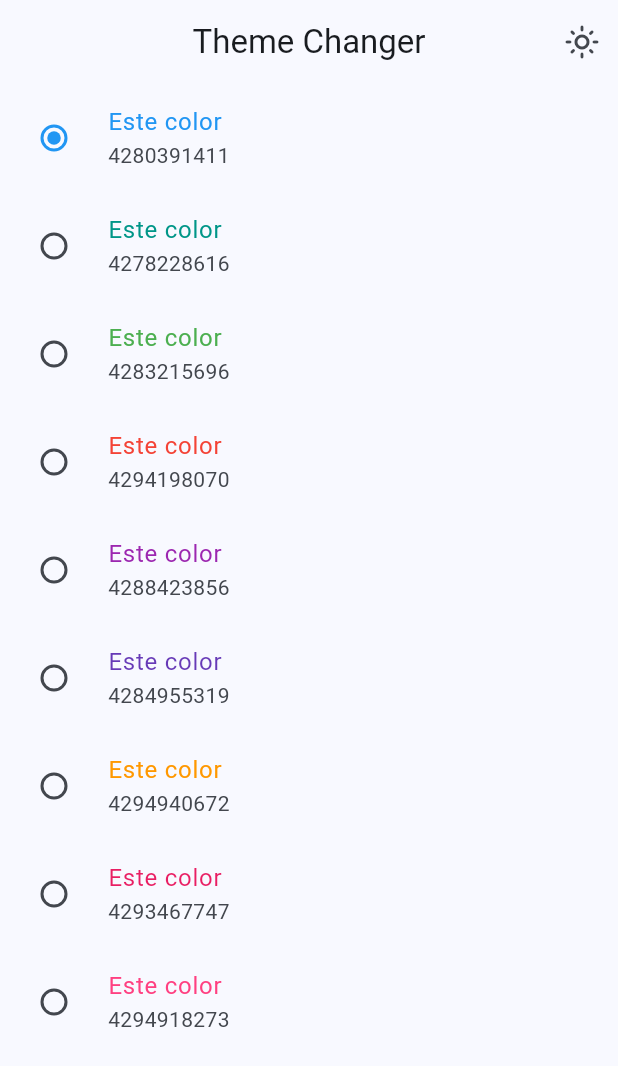
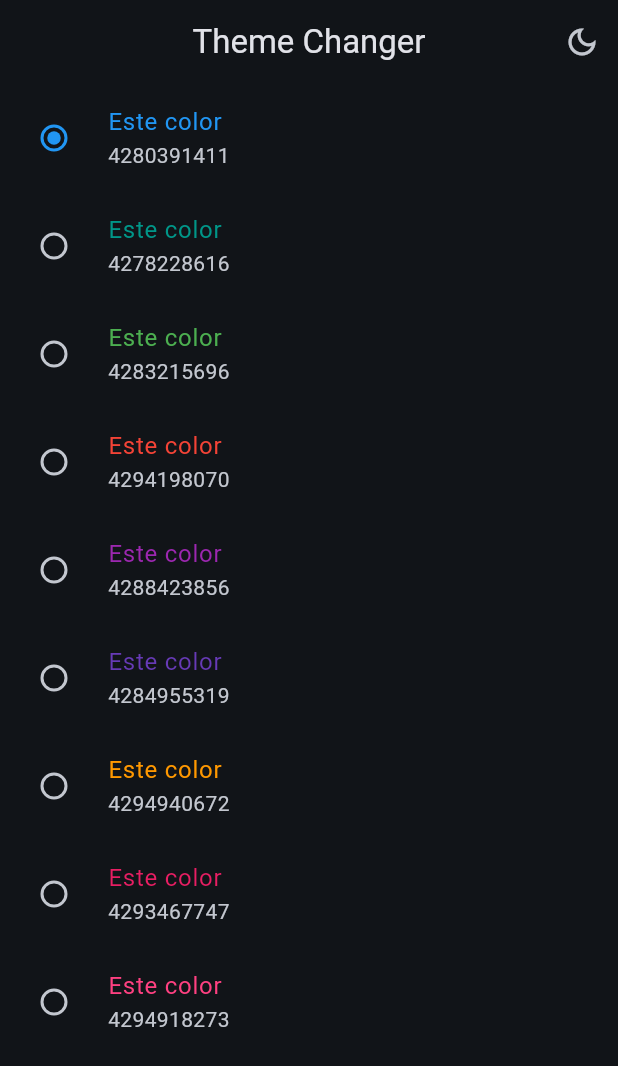
Before and after one commit to LuisHernandez1611681/widgets_app, a Flutter app: the ThemeChangerScreen screen opened by its route, after a tap on the "light mode" icon, on a phone screen of 412 x 824 dp. Shown: the top 1066 px of the screen. Run offline on Flutter 3.47's test engine with Material 3 defaults, Android fonts, the phone set to English and light mode, and no system bars; our stand-ins replace animate_do, flutter_riverpod, go_router.

Commit message:
Se agrego el darkmode y el cambio del tema con riverpod

```diff
--- a/lib/config/theme/app_theme.dart
+++ b/lib/config/theme/app_theme.dart
@@ -15,9 +15,11 @@ const colorList = <Color> [
 
 class AppTheme {
   final int selectedColor;
+  final bool isDarkMode;
 
   AppTheme({
-    this.selectedColor = 0
+    this.selectedColor = 0,
+    this.isDarkMode = false
   }): assert(
         selectedColor >= 0,
         'Selected color must be greater then 0'
@@ -29,6 +31,7 @@ class AppTheme {
 
   ThemeData getTheme() => ThemeData(
     useMaterial3: true,
+    brightness: isDarkMode ? Brightness.dark : Brightness.light,
     colorSchemeSeed: colorList[selectedColor],
     appBarTheme: const AppBarTheme(
       centerTitle: true
--- a/lib/main.dart
+++ b/lib/main.dart
@@ -2,6 +2,7 @@ import 'package:flutter/material.dart';
 import 'package:flutter_riverpod/flutter_riverpod.dart';
 import 'package:widgets_app/config/router/app_router.dart';
 import 'package:widgets_app/config/theme/app_theme.dart';
+import 'package:widgets_app/presentation/providers/theme_provider.dart';
 
 void main() {
   runApp(
@@ -10,16 +11,22 @@ void main() {
   );
 }
 
-class MainApp extends StatelessWidget {
+class MainApp extends ConsumerWidget {
   const MainApp({super.key});
 
   @override
-  Widget build(BuildContext context) {
+  Widget build(BuildContext context, WidgetRef ref) {
+    final selectedColor = ref.watch(selectedColorProvider);
+    final bool isDarkMode = ref.watch(isDarkModeProvider);
+
     return MaterialApp.router(
       title: 'Flutter Widgets',
       routerConfig: appRouter,
       debugShowCheckedModeBanner: false,
-      theme: AppTheme(selectedColor: 0).getTheme(),
+      theme: AppTheme(
+        selectedColor: selectedColor,
+        isDarkMode: isDarkMode
+      ).getTheme(),
     );
   }
 }
--- a/lib/presentation/providers/theme_provider.dart
+++ b/lib/presentation/providers/theme_provider.dart
@@ -1,7 +1,11 @@
 import 'package:flutter_riverpod/flutter_riverpod.dart';
 import 'package:widgets_app/config/theme/app_theme.dart';
 
+// Un simple boolean
 final isDarkModeProvider = StateProvider<bool>((ref) => false);
 
 // Listado de colores inmutable (Nunca va cambiar)
 final colorListProvider = Provider((ref) => colorList);
+
+// Un simple Int
+final selectedColorProvider = StateProvider((ref) => 0);
--- a/lib/presentation/screens/theme_changer/theme_changer_screen.dart
+++ b/lib/presentation/screens/theme_changer/theme_changer_screen.dart
@@ -20,7 +20,7 @@ class ThemeChangerScreen extends ConsumerWidget {
               isDarkMode ? Icons.dark_mode_outlined : Icons.light_mode_outlined
             ),
             onPressed: () {
-
+              ref.read(isDarkModeProvider.notifier).update((state) => !state);
             }
           )
         ],
@@ -38,6 +38,7 @@ class _ThemeChangerView extends ConsumerWidget {
   @override
   Widget build(BuildContext context, WidgetRef ref) {
     final List<Color> colors = ref.watch(colorListProvider);
+    final int selectedColor = ref.watch(selectedColorProvider);
 
     return ListView.builder(
       itemCount: colors.length,
@@ -48,9 +49,10 @@ class _ThemeChangerView extends ConsumerWidget {
           subtitle: Text('${color.value}'),
           activeColor: color,
           value: index,
-          groupValue: 0,
+          groupValue: selectedColor,
           onChanged: (value) {
             // todo: notificar el cambio
+            ref.read(selectedColorProvider.notifier).state = value!;
           }
         );
       }
```
